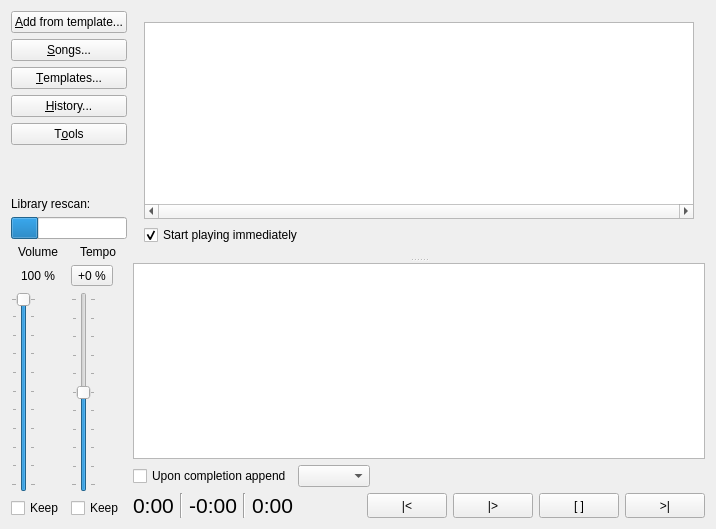
Qt form PlayerWindow.ui (madmaxoft/SkauTan) before a commit.
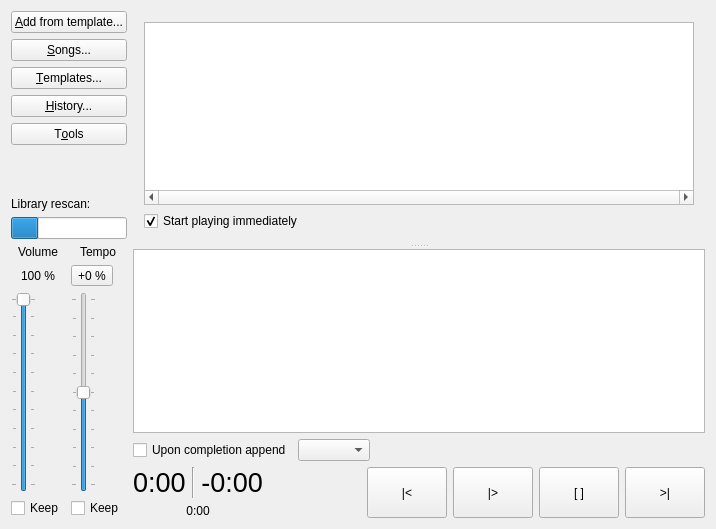
The same form after that commit. Custom widgets are drawn as their Qt base class.

Commit message: PlayerWindow: Updated the time labels' layout.

Patch:
```diff
--- a/PlayerWindow.ui
+++ b/PlayerWindow.ui
@@ -368,19 +368,26 @@
       <item>
        <layout class="QHBoxLayout" name="horizontalLayout">
         <item>
+         <layout class="QVBoxLayout" name="verticalLayout_3">
+          <item>
+           <layout class="QHBoxLayout" name="horizontalLayout_4">
+            <item>
          <widget class="QLabel" name="lblTotalTime">
           <property name="font">
            <font>
-            <pointsize>16</pointsize>
-           </font>
-          </property>
+                <pointsize>20</pointsize>
+               </font>
+              </property>
+              <property name="toolTip">
+               <string>How long has this song been playing</string>
+              </property>
           <property name="text">
            <string notr="true">0:00</string>
           </property>
          </widget>
         </item>
         <item>
-         <widget class="Line" name="line">
+             <widget class="Line" name="line_2">
           <property name="orientation">
            <enum>Qt::Vertical</enum>
           </property>
@@ -390,9 +397,12 @@
          <widget class="QLabel" name="lblRemaining">
           <property name="font">
            <font>
-            <pointsize>16</pointsize>
-           </font>
-          </property>
+                <pointsize>20</pointsize>
+               </font>
+              </property>
+              <property name="toolTip">
+               <string>Remaining playback time</string>
+              </property>
           <property name="text">
            <string notr="true">-0:00</string>
           </property>
@@ -401,27 +411,22 @@
           </property>
          </widget>
         </item>
-        <item>
-         <widget class="Line" name="line_2">
-          <property name="orientation">
-           <enum>Qt::Vertical</enum>
-          </property>
-         </widget>
+           </layout>
         </item>
         <item>
          <widget class="QLabel" name="lblPosition">
-          <property name="font">
-           <font>
-            <pointsize>16</pointsize>
-           </font>
+            <property name="toolTip">
+             <string>Current position within the song</string>
           </property>
           <property name="text">
            <string notr="true">0:00</string>
           </property>
           <property name="alignment">
-           <set>Qt::AlignRight|Qt::AlignTrailing|Qt::AlignVCenter</set>
-          </property>
-         </widget>
+             <set>Qt::AlignCenter</set>
+            </property>
+           </widget>
+          </item>
+         </layout>
         </item>
         <item>
          <widget class="WaveformDisplay" name="waveform" native="true">
```
Lines whose indentation alone changed are shown as unchanged. The commit also changes 1 other file.
